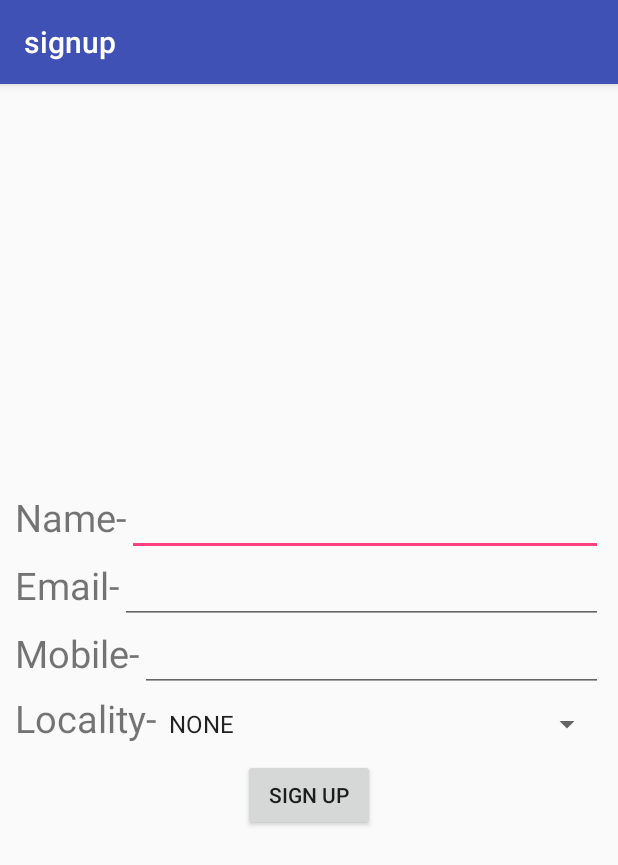
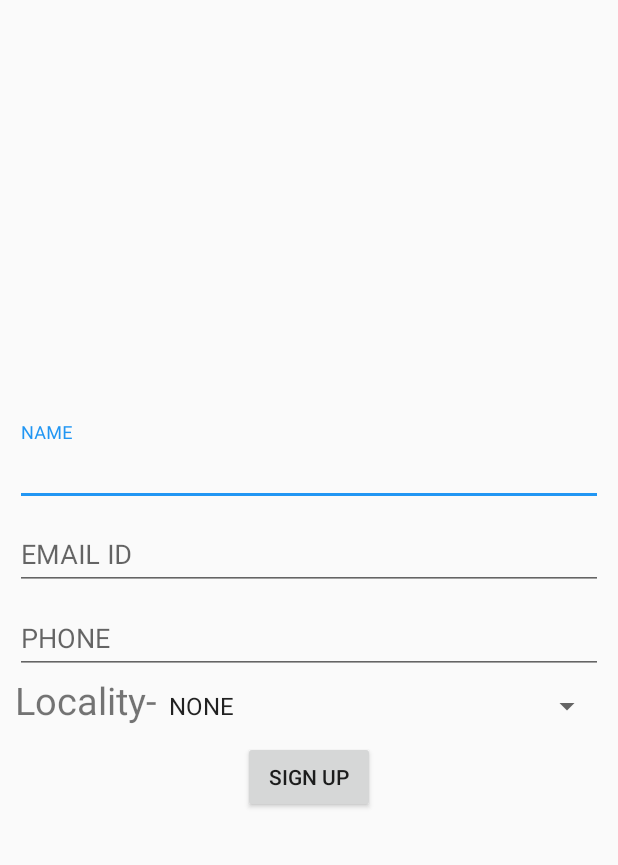
Before and after one commit to anirudh1107/signup, an Android app: the SignUpActivity screen opened directly, with no data from a screen before it, on a phone screen of 412 x 824 dp. Shown: the top 865 px of the screen. Run offline under Robolectric (Android 15) with nearby library versions, the phone set to English and light mode, and no system bars; our stand-ins replace Firebase (no records; nobody signed in at launch, a user with empty details on screens opened directly).

```diff
--- a/app/src/main/java/com/example/android/signup/Activities/SignUpActivity.java
+++ b/app/src/main/java/com/example/android/signup/Activities/SignUpActivity.java
@@ -3,6 +3,7 @@ package com.example.android.signup.Activities;
 import android.app.Activity;
 import android.os.Bundle;
 import android.support.annotation.NonNull;
+import android.support.design.widget.TextInputLayout;
 import android.view.View;
 import android.widget.Button;
 import android.widget.EditText;
@@ -29,6 +30,9 @@ public class SignUpActivity extends BaseActivity implements View.OnClickListener
     private Button button;
     private FirebaseDatabase mDatabase;
     private DatabaseReference mRef;
+    private TextInputLayout nameWrapper;
+    private TextInputLayout emailWrapper;
+    private TextInputLayout phoneWrapper;
     @Override
     protected void onCreate(Bundle savedInstanceState) {
         super.onCreate(savedInstanceState);
@@ -38,6 +42,12 @@ public class SignUpActivity extends BaseActivity implements View.OnClickListener
         mobile=findViewById(R.id.signup_mobile);
         button=findViewById(R.id.signup_button);
         locality=findViewById(R.id.signup_locality);
+        nameWrapper=findViewById(R.id.signup_name_wrapper);
+        emailWrapper=findViewById(R.id.signup_email_wrapper);
+        phoneWrapper=findViewById(R.id.signup_mobile_wrapper);
+        nameWrapper.setHint("NAME");
+        emailWrapper.setHint("EMAIL ID");
+        phoneWrapper.setHint("PHONE");
         button.setOnClickListener(this);
     }
 
--- a/app/src/main/res/layout/activity_sign_up.xml
+++ b/app/src/main/res/layout/activity_sign_up.xml
@@ -10,50 +10,61 @@
        android:layout_width="match_parent"
        android:layout_height="wrap_content"
        >
-       <TextView
-           android:layout_width="wrap_content"
+
+       <android.support.design.widget.TextInputLayout
+           android:layout_width="match_parent"
            android:layout_height="wrap_content"
-           android:textSize="25sp"
-           android:text="Name-"
-           />
+           android:id="@+id/signup_name_wrapper"
+           >
+
            <EditText
                android:layout_width="match_parent"
                android:layout_height="wrap_content"
                android:id="@+id/signup_name"
                />
+       </android.support.design.widget.TextInputLayout>
+
    </LinearLayout>
     <LinearLayout
         android:layout_width="match_parent"
         android:layout_height="wrap_content"
         >
-        <TextView
-            android:layout_width="wrap_content"
+
+
+        <android.support.design.widget.TextInputLayout
+            android:layout_width="match_parent"
             android:layout_height="wrap_content"
-            android:textSize="25sp"
-            android:text="Email-"
-            />
+            android:id="@+id/signup_email_wrapper"
+            >
+
             <EditText
                 android:layout_width="match_parent"
                 android:layout_height="wrap_content"
                 android:id="@+id/signup_email"
                 />
+        </android.support.design.widget.TextInputLayout>
+
     </LinearLayout>
     <LinearLayout
         android:layout_width="match_parent"
         android:layout_height="wrap_content"
         >
-        <TextView
-            android:layout_width="wrap_content"
+
+        <android.support.design.widget.TextInputLayout
+            android:layout_width="match_parent"
             android:layout_height="wrap_content"
-            android:textSize="25sp"
-            android:text="Mobile-"
-            />
+            android:id="@+id/signup_mobile_wrapper"
+            >
+
             <EditText
                 android:layout_width="match_parent"
                 android:layout_height="wrap_content"
                 android:id="@+id/signup_mobile"
                 android:maxLength="10"
                 />
+
+        </android.support.design.widget.TextInputLayout>
+
     </LinearLayout>
     <LinearLayout
         android:layout_width="match_parent"
--- a/app/src/main/res/values/colors.xml
+++ b/app/src/main/res/values/colors.xml
@@ -3,4 +3,5 @@
     <color name="colorPrimary">#3F51B5</color>
     <color name="colorPrimaryDark">#303F9F</color>
     <color name="colorAccent">#FF4081</color>
+    <color name="sky_blue">#2196F3</color>
 </resources>
--- a/app/src/main/res/values/styles.xml
+++ b/app/src/main/res/values/styles.xml
@@ -1,11 +1,11 @@
 <resources>
 
     <!-- Base application theme. -->
-    <style name="AppTheme" parent="Theme.AppCompat.Light.DarkActionBar">
+    <style name="AppTheme" parent="Theme.AppCompat.Light.NoActionBar">
         <!-- Customize your theme here. -->
         <item name="colorPrimary">@color/colorPrimary</item>
         <item name="colorPrimaryDark">@color/colorPrimaryDark</item>
-        <item name="colorAccent">@color/colorAccent</item>
+        <item name="colorAccent">@color/sky_blue</item>
     </style>
 
 </resources>
```
Also changed, not shown: app/build.gradle (+10 -9 lines), app/src/main/java/com/example/android/signup/Activities/LoginValidateActivity.java (+10 -2 lines), app/src/main/res/layout/activity_login_validate.xml (+16 -2 lines). Lines whose indentation alone changed are shown as unchanged.
